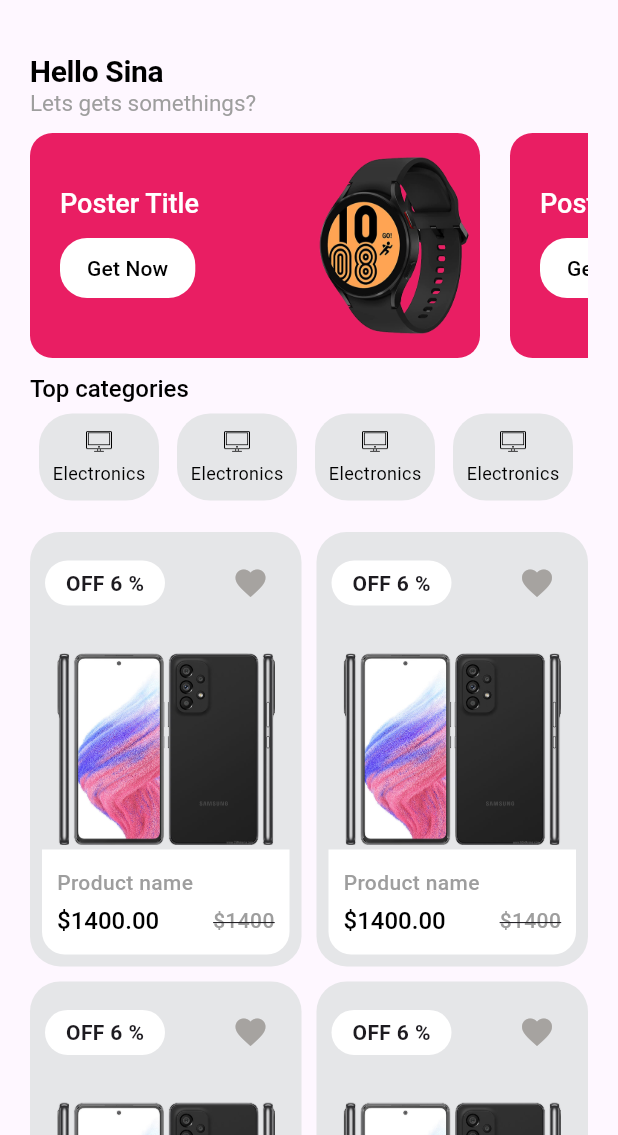
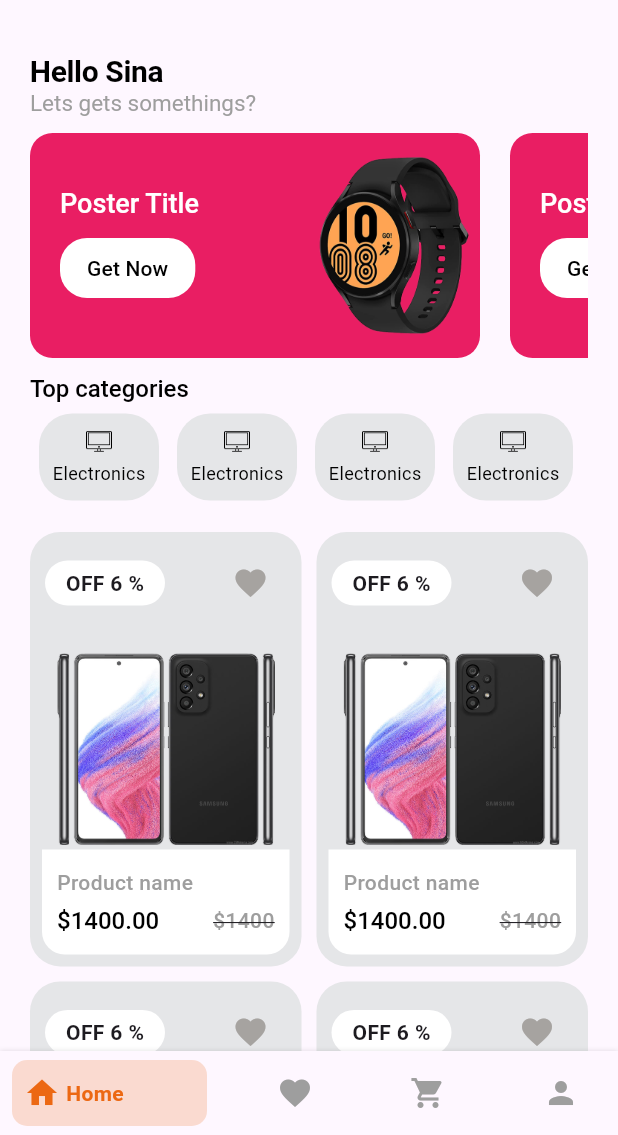
Before and after one commit to mo7ammed-hassan/online_store_client, a Flutter app: the screen it shows after launch, on a phone screen of 412 x 824 dp, the part 101-1236 px from its top. Run offline on Flutter 3.47's test engine with Material 3 defaults, Android fonts, the phone set to English and light mode, and no system bars; drawn by our look-alikes of bottom_navy_bar; our stand-ins replace flutter_login.

Commit message:
create bottom navy bar

```diff
--- /dev/null
+++ b/lib/core/utils/app_data.dart
@@ -0,0 +1,51 @@
+import 'package:ecommerce_app_with_admin_panel/core/utils/models/bottom_navy_bar_item.dart';
+import 'package:flutter/material.dart';
+
+class AppData {
+  const AppData._();
+
+  static List<Color> randomColors = [
+    const Color(0xFFFCE4EC),
+    const Color(0xFFF3E5F5),
+    const Color(0xFFEDE7F6),
+    const Color(0xFFE3F2FD),
+    const Color(0xFFE0F2F1),
+    const Color(0xFFF1F8E9),
+    const Color(0xFFFFF8E1),
+    const Color(0xFFECEFF1),
+  ];
+
+  static List<Color> randomPosterBgColors = [
+    const Color(0xFFE70D56),
+    const Color(0xFF9006A4),
+    const Color(0xFF137C0B),
+    const Color(0xFF0F2EDE),
+    const Color(0xFFECBE23),
+    const Color(0xFFA60FF1),
+    const Color(0xFF0AE5CF),
+    const Color(0xFFE518D1),
+  ];
+
+  static List<BottomNavyBarItem> bottomNavyBarItems = [
+    const BottomNavyBarItem(
+      "Home",
+      Icon(Icons.home),
+      Color(0xFFEC6813),
+    ),
+    const BottomNavyBarItem(
+      "Favorite",
+      Icon(Icons.favorite),
+      Color(0xFFEC6813),
+    ),
+    const BottomNavyBarItem(
+      "Cart",
+      Icon(Icons.shopping_cart),
+      Color(0xFFEC6813),
+    ),
+    const BottomNavyBarItem(
+      "Profile",
+      Icon(Icons.person),
+      Color(0xFFEC6813),
+    ),
+  ];
+}
--- /dev/null
+++ b/lib/core/utils/models/bottom_navy_bar_item.dart
@@ -0,0 +1,17 @@
+import 'package:flutter/foundation.dart' show immutable;
+import 'package:flutter/material.dart' show Color, Colors, Icon;
+
+@immutable
+class BottomNavyBarItem {
+  final String title;
+  final Icon icon;
+  final Color activeColor;
+  final Color inActiveColor;
+
+  const BottomNavyBarItem(
+    this.title,
+    this.icon,
+    this.activeColor,
+    [this.inActiveColor = Colors.grey]
+  );
+}
--- /dev/null
+++ b/lib/core/widgets/custom_navy_bar.dart
@@ -0,0 +1,38 @@
+import 'package:bottom_navy_bar/bottom_navy_bar.dart';
+import 'package:ecommerce_app_with_admin_panel/core/utils/app_data.dart';
+import 'package:flutter/material.dart';
+
+class CustomBottomNavyBar extends StatefulWidget {
+  const CustomBottomNavyBar({
+    super.key,
+  });
+
+  @override
+  State<CustomBottomNavyBar> createState() => _CustomBottomNavyBarState();
+}
+
+class _CustomBottomNavyBarState extends State<CustomBottomNavyBar> {
+  int currentIndex = 0;
+  @override
+  Widget build(BuildContext context) {
+    return BottomNavyBar(
+      itemCornerRadius: 10,
+      selectedIndex: currentIndex,
+      items: AppData.bottomNavyBarItems
+          .map(
+            (item) => BottomNavyBarItem(
+              icon: item.icon,
+              title: Text(item.title),
+              activeColor: item.activeColor,
+              inactiveColor: item.inActiveColor,
+            ),
+          )
+          .toList(),
+      onItemSelected: (value) {
+        setState(() {
+          currentIndex = value;
+        });
+      },
+    );
+  }
+}
--- a/lib/features/home/presentation/view/home_view.dart
+++ b/lib/features/home/presentation/view/home_view.dart
@@ -1,4 +1,5 @@
 import 'package:ecommerce_app_with_admin_panel/features/home/presentation/view/widgets/custom_app_bar.dart';
+import 'package:ecommerce_app_with_admin_panel/core/widgets/custom_navy_bar.dart';
 import 'package:ecommerce_app_with_admin_panel/features/home/presentation/view/widgets/home_view_body.dart';
 import 'package:flutter/material.dart';
 
@@ -11,6 +12,7 @@ class HomeView extends StatelessWidget {
       extendBodyBehindAppBar: true,
       appBar: CustomAppBar(),
       body: HomeViewBody(),
+      bottomNavigationBar: CustomBottomNavyBar(),
     );
   }
 }
```
